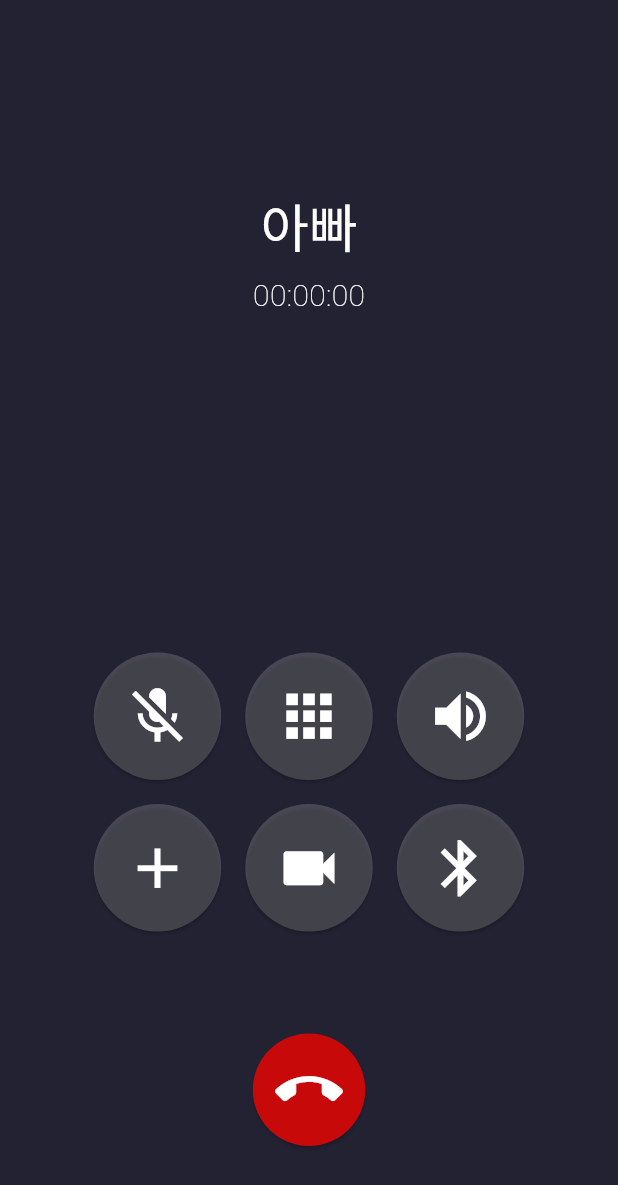
After one commit to Ulim567/2024_MAD_Project, a Flutter app: the CallPage screen opened by its route, on a phone screen of 412 x 824 dp. The commit adds this screen. Shown: the top 1185 px of the screen. Run offline on Flutter 3.47's test engine with Material 3 defaults, Android fonts, the phone set to English and light mode, and no system bars; our stand-ins replace cloud_firestore, firebase_auth, firebase_core, flutter_dotenv, flutter_expandable_fab, geolocator and 3 more; missing offline and left inert: firebase_ui_auth, wheel_picker; accounts and stored records are empty.

Commit message:
make call page

```diff
--- a/lib/app.dart
+++ b/lib/app.dart
@@ -1,5 +1,6 @@
 import 'package:flutter/material.dart';
 import 'package:moblie_app_project/routeoption/routeOption.dart';
+import 'package:moblie_app_project/tracking/callPage.dart';
 
 import 'login/login.dart';
 import 'home/home.dart';
@@ -33,6 +34,7 @@ class MyApp extends StatelessWidget {
         '/finishTracking': (BuildContext context) => const FinishtrackingPage(),
         '/login': (BuildContext context) => const LoginPage(),
         '/search': (BuildContext context) => const SearchMapPage(),
+        '/call': (BuildContext context) => const CallPage(),
         '/': (BuildContext context) => const Home(),
       },
       theme: ThemeData.light(useMaterial3: true),
--- a/lib/home/widgets/friend.dart
+++ b/lib/home/widgets/friend.dart
@@ -20,8 +20,8 @@ class _FriendPageState extends State<FriendPage> {
     final User? user = FirebaseAuth.instance.currentUser;
 
     if (user == null) {
-      return Scaffold(
-        body: const Center(
+      return const Scaffold(
+        body: Center(
           child: Text(
             '사용자가 로그인되지 않았습니다.',
             style: TextStyle(fontSize: 18),
@@ -34,6 +34,7 @@ class _FriendPageState extends State<FriendPage> {
     final String uid = user.uid;
 
     return Scaffold(
+      resizeToAvoidBottomInset: false,
       body: Padding(
         padding: const EdgeInsets.fromLTRB(16, 50, 16, 16),
         child: Column(
--- a/lib/search/search.dart
+++ b/lib/search/search.dart
@@ -53,6 +53,7 @@ class _SearchMapPageState extends State<SearchMapPage> {
   Widget build(BuildContext context) {
     var defaultState = context.watch<Defaultstate>();
     return Scaffold(
+      resizeToAvoidBottomInset: false,
       appBar: PreferredSize(
         preferredSize: const Size.fromHeight(58.0),
         child: AppBar(
@@ -101,6 +102,7 @@ class _SearchMapPageState extends State<SearchMapPage> {
                 final address = result['address'] ?? ''; // 상세 주소 (없을 경우 빈 문자열)
                 return InkWell(
                   onTap: () {
+                    FocusScope.of(context).unfocus();
                     defaultState.setName(name);
                     defaultState.setAddress(address);
                     defaultState.setLatitude(result['lat']);
@@ -117,7 +119,7 @@ class _SearchMapPageState extends State<SearchMapPage> {
                     // );
                   },
                   child: Padding(
-                    padding: const EdgeInsets.fromLTRB(0, 8, 0, 8),
+                    padding: const EdgeInsets.fromLTRB(0, 10, 0, 10),
                     child: Row(
                       children: [
                         const Padding(
--- /dev/null
+++ b/lib/tracking/callPage.dart
@@ -0,0 +1,151 @@
+import 'package:flutter/material.dart';
+import 'package:stop_watch_timer/stop_watch_timer.dart';
+
+class CallPage extends StatefulWidget {
+  const CallPage({super.key});
+
+  @override
+  State<CallPage> createState() => _CallPageState();
+}
+
+class _CallPageState extends State<CallPage> {
+  final _stopWatchTimer = StopWatchTimer(mode: StopWatchMode.countUp);
+
+  @override
+  void initState() {
+    super.initState();
+    _stopWatchTimer.setPresetTime(mSec: 0);
+    _stopWatchTimer.onStartTimer();
+  }
+
+  @override
+  void dispose() async {
+    super.dispose();
+    await _stopWatchTimer.dispose(); // Need to call dispose function.
+  }
+
+  Widget iconButton(IconData iconData) {
+    return Padding(
+      padding: const EdgeInsets.all(8),
+      child: ElevatedButton(
+        onPressed: () {},
+        style: ElevatedButton.styleFrom(
+          shape: const CircleBorder(),
+          padding: const EdgeInsets.all(20),
+          backgroundColor: const Color.fromARGB(45, 255, 255, 255),
+          foregroundColor: const Color.fromARGB(112, 255, 255, 255),
+        ),
+        child: Icon(
+          iconData,
+          color: Colors.white,
+          size: 45,
+        ),
+      ),
+    );
+  }
+
+  @override
+  Widget build(BuildContext context) {
+    return Scaffold(
+      backgroundColor: const Color.fromARGB(255, 35, 34, 51),
+      body: Center(
+        child: Column(
+          children: [
+            const SizedBox(
+              height: 125,
+            ),
+            const Text(
+              "아빠",
+              style: TextStyle(
+                fontSize: 35,
+                fontWeight: FontWeight.w300,
+                color: Colors.white,
+              ),
+            ),
+            // const Text(
+            //   "011-1928-2837",
+            //   style: TextStyle(
+            //     fontSize: 25,
+            //     fontWeight: FontWeight.w200,
+            //     color: Colors.white,
+            //   ),
+            // ),
+            StreamBuilder<int>(
+              stream: _stopWatchTimer.rawTime,
+              initialData: 0,
+              builder: (context, snap) {
+                final value = snap.data ?? 0;
+
+                final hours =
+                    (value ~/ (60 * 60 * 1000)).toString().padLeft(2, '0');
+                final minutes =
+                    ((value ~/ (60 * 1000)) % 60).toString().padLeft(2, '0');
+                final seconds =
+                    ((value ~/ 1000) % 60).toString().padLeft(2, '0');
+                return Column(
+                  children: [
+                    Padding(
+                      padding: const EdgeInsets.all(8),
+                      child: Text(
+                        "$hours:$minutes:$seconds",
+                        style: const TextStyle(
+                          fontSize: 20,
+                          fontWeight: FontWeight.w100,
+                          color: Colors.white,
+                        ),
+                      ),
+                    ),
+                  ],
+                );
+              },
+            ),
+            Expanded(child: Container()),
+            Padding(
+              padding: const EdgeInsets.fromLTRB(30, 30, 30, 60),
+              child: Column(
+                crossAxisAlignment: CrossAxisAlignment.center,
+                children: [
+                  Row(
+                    mainAxisAlignment: MainAxisAlignment.center,
+                    children: [
+                      iconButton(Icons.mic_off),
+                      iconButton(Icons.apps),
+                      iconButton(Icons.volume_up),
+                    ],
+                  ),
+                  Row(
+                    mainAxisAlignment: MainAxisAlignment.center,
+                    children: [
+                      iconButton(Icons.add),
+                      iconButton(Icons.videocam),
+                      iconButton(Icons.bluetooth),
+                    ],
+                  )
+                ],
+              ),
+            ),
+            Padding(
+              padding: const EdgeInsets.fromLTRB(0, 0, 0, 60),
+              child: ElevatedButton(
+                onPressed: () {
+                  Navigator.pop(context);
+                },
+                style: ElevatedButton.styleFrom(
+                  shape: const CircleBorder(),
+                  padding: const EdgeInsets.all(15),
+                  backgroundColor: const Color.fromARGB(255, 199, 9, 9),
+                  foregroundColor: const Color.fromARGB(255, 78, 4, 4),
+                ),
+                child: const Icon(
+                  Icons.call_end,
+                  color: Colors.white,
+                  size: 45,
+                ),
+              ),
+            ),
+          ],
+        ),
+      ),
+    );
+  }
+}
--- a/lib/tracking/tracking.dart
+++ b/lib/tracking/tracking.dart
@@ -144,7 +144,9 @@ class _TrackingPageState extends State<TrackingPage> {
               const SizedBox(width: 20),
               FloatingActionButton(
                 heroTag: null,
-                onPressed: null,
+                onPressed: () {
+                  Navigator.pushNamed(context, '/call');
+                },
                 backgroundColor: Colors.lightGreen.shade200,
                 foregroundColor: Colors.black87,
                 shape: RoundedRectangleBorder(
```
